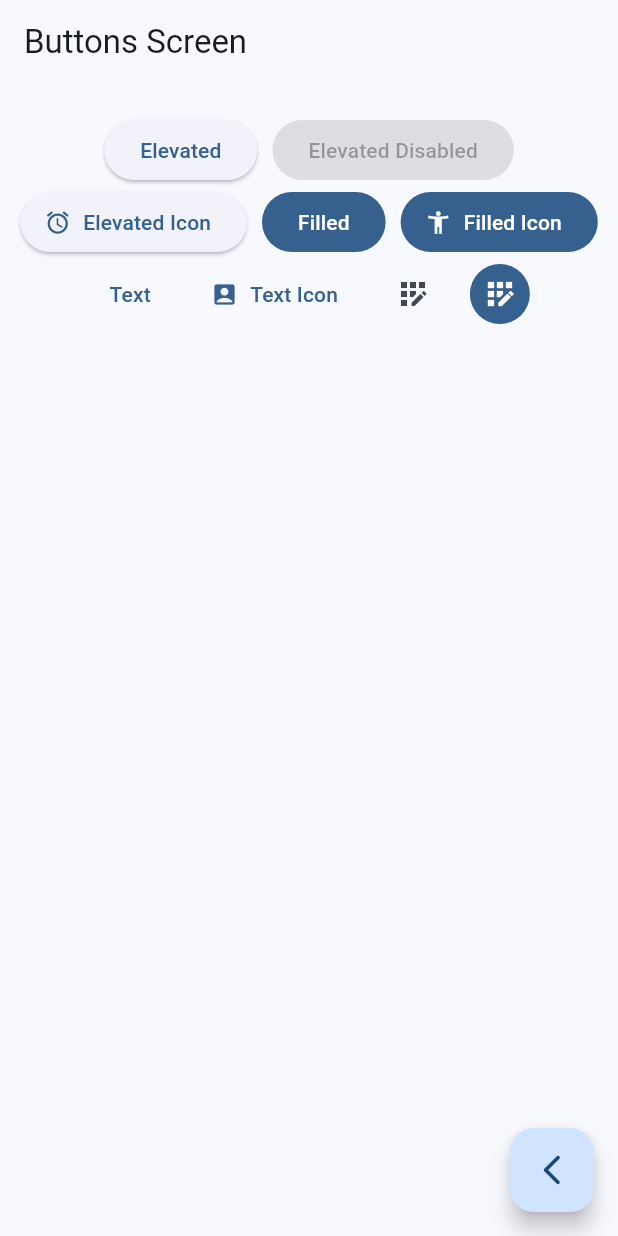
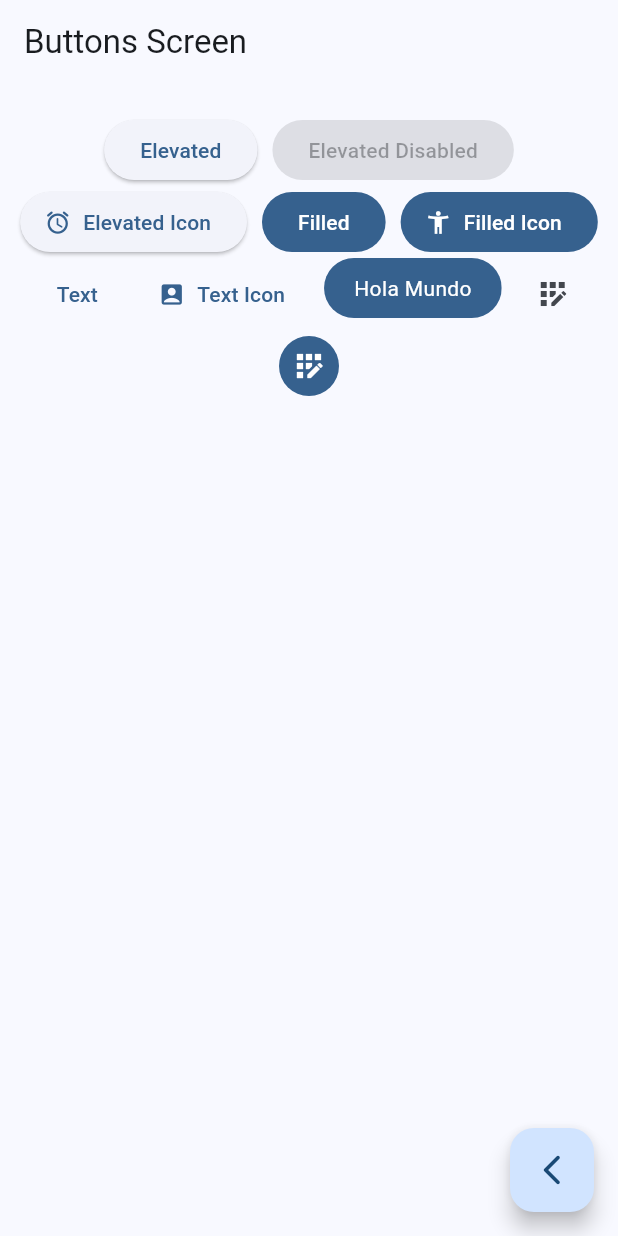
Before and after one commit to alanbarrera03/widgets_app, a Flutter app: the ButtonsScreen screen opened by its route, on a phone screen of 412 x 824 dp. Run offline on Flutter 3.47's test engine with Material 2 defaults, Android fonts, the phone set to English and light mode, and no system bars; our stand-ins replace go_router.

Commit message:
buttons scren finished

```diff
--- a/lib/presentation/screens/buttons/buttons_screen.dart
+++ b/lib/presentation/screens/buttons/buttons_screen.dart
@@ -64,6 +64,8 @@ class _ButtonsView extends StatelessWidget {
               icon: const Icon( Icons.account_box_rounded ),
               label: const Text( 'Text Icon' ) ),
 
+              const CustomButton(),
+
             IconButton(
               onPressed: (){},
               icon: const Icon( Icons.app_registration_outlined ), ),
@@ -84,3 +86,29 @@ class _ButtonsView extends StatelessWidget {
     );
   }
 }
+
+
+class CustomButton extends StatelessWidget {
+  const CustomButton({super.key});
+
+  @override
+  Widget build(BuildContext context) {
+
+    final colors = Theme.of(context).colorScheme;
+
+    return ClipRRect(
+      borderRadius: BorderRadius.circular( 20 ),
+      child: Material(
+        color: colors.primary,
+        child: InkWell(
+          onTap: () {
+          },
+          child: const Padding(
+            padding: EdgeInsets.symmetric( horizontal: 20, vertical: 10 ),
+            child: Text( 'Hola Mundo', style: TextStyle( color: Colors.white ), ),
+          ),
+        ),
+      ),
+    );
+  }
+}
```
